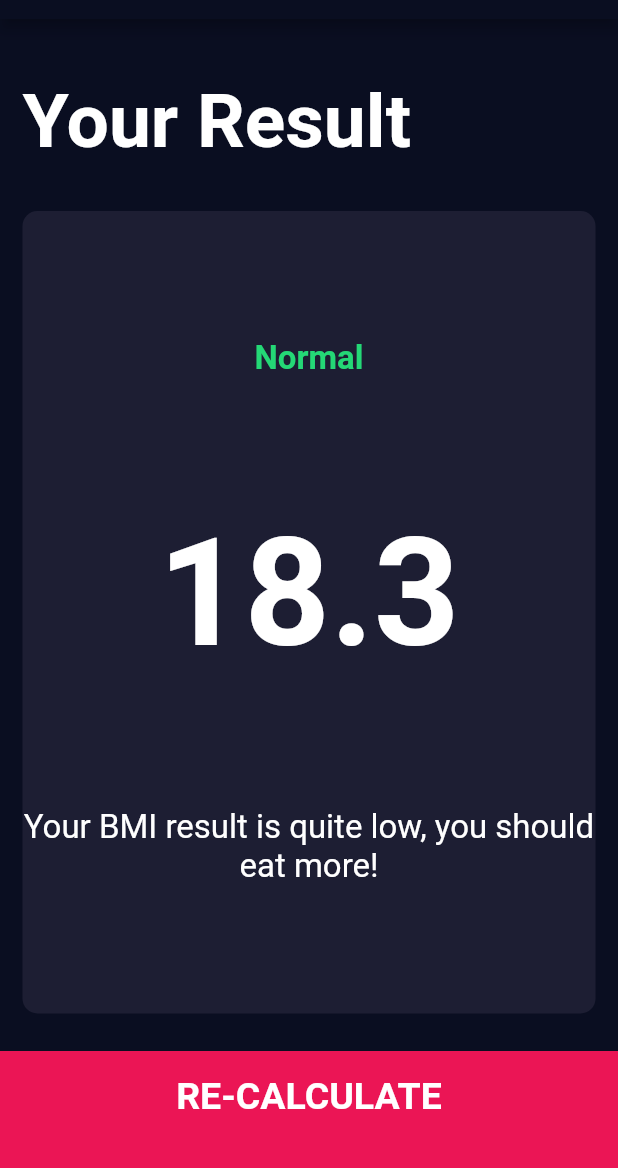
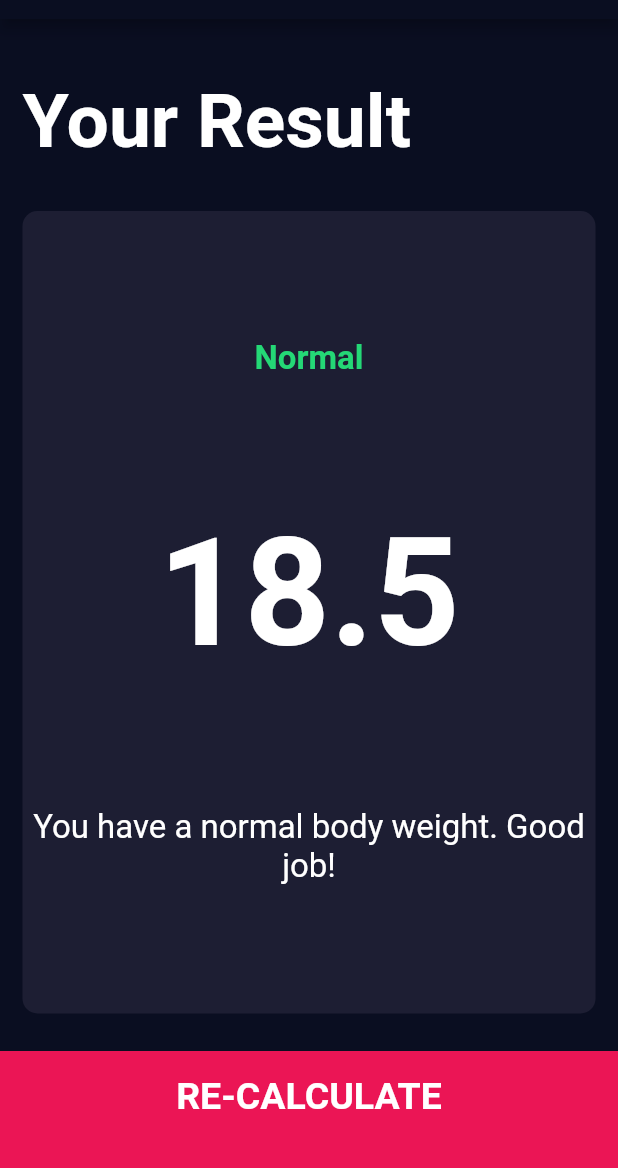
Before and after one commit to jin-aiit-a1824jj/flutter-tutorial-7-bmi_calculator_sample, a Flutter app: the screen it shows after launch, after a tap on "CALCULATE", on a phone screen of 412 x 824 dp, the part 65-1233 px from its top. Run offline on Flutter 3.47's test engine with Material 2 defaults, Android fonts, the phone set to English and light mode, and no system bars; our stand-ins replace font_awesome_flutter.

Commit message:
add func calculator bmi

```diff
--- /dev/null
+++ b/lib/calculator_brain.dart
@@ -0,0 +1,37 @@
+import 'dart:math';
+
+import 'package:flutter/material.dart';
+
+class CalculatorBrain {
+  final int height;
+  final int weight;
+
+  double _bmi;
+
+  CalculatorBrain({@required this.height, @required this.weight});
+
+  String calculateBMI() {
+    _bmi = weight / pow(height / 100, 2);
+    return _bmi.toStringAsFixed(1);
+  }
+
+  String getResult() {
+    if (_bmi >= 25) {
+      return 'Overweight';
+    } else if (_bmi > 18.5) {
+      return 'Normal';
+    } else {
+      return 'Underweight';
+    }
+  }
+
+  String getInterpretation() {
+    if (_bmi >= 25) {
+      return 'You have a higher than normal body weight. Try to exercise more.';
+    } else if (_bmi > 18.5) {
+      return 'You have a normal body weight. Good job!';
+    } else {
+      return 'You have a lower than normal body weight. You can eat a bit more.';
+    }
+  }
+}
--- a/lib/screens/input_page.dart
+++ b/lib/screens/input_page.dart
@@ -1,3 +1,4 @@
+import 'package:bmicalculatorsampel/calculator_brain.dart';
 import 'package:flutter/material.dart';
 import 'package:font_awesome_flutter/font_awesome_flutter.dart';
 
@@ -195,7 +196,15 @@ class _InputPageState extends State<InputPage> {
             BottomButton(
                 buttonTitle: 'CALCULATE',
                 onTap: () {
-                  Navigator.push(context, MaterialPageRoute(builder: (context) => ResultsPage()));
+
+                  CalculatorBrain calc = CalculatorBrain(height: height, weight: weight);
+
+                  Navigator.push(context,
+                      MaterialPageRoute(builder: (context) => ResultsPage(
+                          bmiResult: calc.calculateBMI(),
+                          interpretation: calc.getInterpretation(),
+                          resultText: calc.getResult(),
+                          )));
                 }),
           ],
         ));
--- a/lib/screens/result_page.dart
+++ b/lib/screens/result_page.dart
@@ -34,15 +34,15 @@ class ResultsPage extends StatelessWidget {
                 crossAxisAlignment: CrossAxisAlignment.center,
                 children: <Widget>[
                   Text(
-                    'Normal',
+                    this.resultText,
                     style: kResultTextStyle,
                   ),
                   Text(
-                    '18.3',
+                    this.bmiResult,
                     style: kBMITextStyle,
                   ),
                   Text(
-                    'Your BMI result is quite low, you should eat more!',
+                    this.interpretation,
                     style: kBodyTextStyle,
                     textAlign: TextAlign.center,
                   ),
@@ -52,7 +52,7 @@ class ResultsPage extends StatelessWidget {
           ),
           BottomButton(
             buttonTitle: 'RE-CALCULATE',
-            onTap: (){
+            onTap: () {
               Navigator.pop(context);
             },
           ),
@@ -60,4 +60,13 @@ class ResultsPage extends StatelessWidget {
       ),
     );
   }
+
+  final String bmiResult;
+  final String resultText;
+  final String interpretation;
+
+  ResultsPage(
+      {@required this.bmiResult,
+      @required this.resultText,
+      @required this.interpretation});
 }
```
